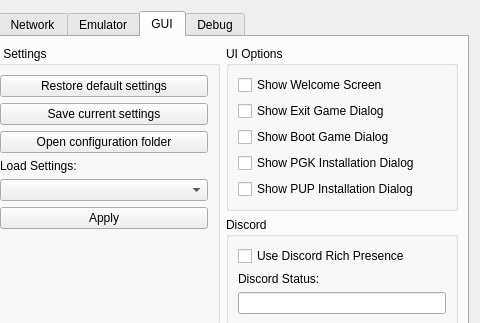
RPCS3/rpcs3, file rpcs3/rpcs3qt/settings_dialog.ui: the form before one commit; both pictures show x 272 to 752 and y 0 to 323 of the 752 by 626 pixel window.
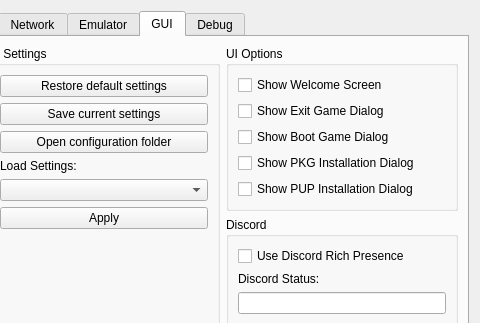
The form after the commit. The open tabs and pages were chosen to show the change. Icons and pictures are not drawn.

Commit message: Fix #6180 (typo in UI options)

The edit to the form file:
```diff
--- a/rpcs3/rpcs3qt/settings_dialog.ui
+++ b/rpcs3/rpcs3qt/settings_dialog.ui
@@ -2019,7 +2019,7 @@
               <item>
                <widget class="QCheckBox" name="cb_show_pkg_install">
                 <property name="text">
-                 <string>Show PGK Installation Dialog</string>
+                 <string>Show PKG Installation Dialog</string>
                 </property>
                </widget>
               </item>
```
